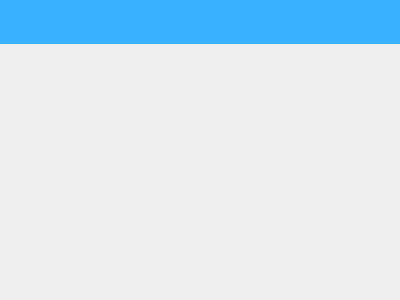
This is pages/CarList.ui in wps139hf/app as Qt 5 draws it before an edit. The edited form follows.
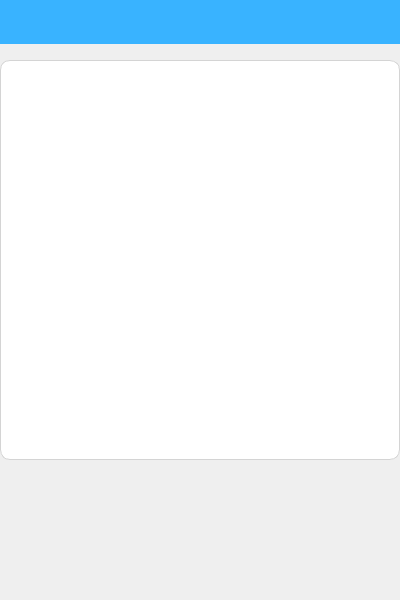
This is the edited form. Custom widgets are drawn as their Qt base class.

```diff
--- a/pages/CarList.ui
+++ b/pages/CarList.ui
@@ -7,7 +7,7 @@
     <x>0</x>
     <y>0</y>
     <width>400</width>
-    <height>300</height>
+    <height>600</height>
    </rect>
   </property>
   <property name="windowTitle">
@@ -32,6 +32,40 @@
     <string notr="true">background-color: rgb(57, 179, 255);</string>
    </property>
   </widget>
+  <widget class="QWidget" name="tray" native="true">
+   <property name="geometry">
+    <rect>
+     <x>0</x>
+     <y>60</y>
+     <width>400</width>
+     <height>400</height>
+    </rect>
+   </property>
+   <property name="styleSheet">
+    <string notr="true">background-color: rgb(255, 255, 255);
+border:1px solid rgb(212, 212, 212);
+border-radius:10px;</string>
+   </property>
+   <widget class="StyledList" name="list" native="true">
+    <property name="geometry">
+     <rect>
+      <x>30</x>
+      <y>30</y>
+      <width>341</width>
+      <height>341</height>
+     </rect>
+    </property>
+    <property name="font">
+     <font>
+      <family>微软雅黑</family>
+      <pointsize>15</pointsize>
+     </font>
+    </property>
+    <property name="styleSheet">
+     <string notr="true">border:none;</string>
+    </property>
+   </widget>
+  </widget>
  </widget>
  <customwidgets>
   <customwidget>
@@ -40,6 +74,12 @@
    <header>widgets/TitleBar.h</header>
    <container>1</container>
   </customwidget>
+  <customwidget>
+   <class>StyledList</class>
+   <extends>QWidget</extends>
+   <header>widgets/StyledList.h</header>
+   <container>1</container>
+  </customwidget>
  </customwidgets>
  <resources/>
  <connections/>
```
